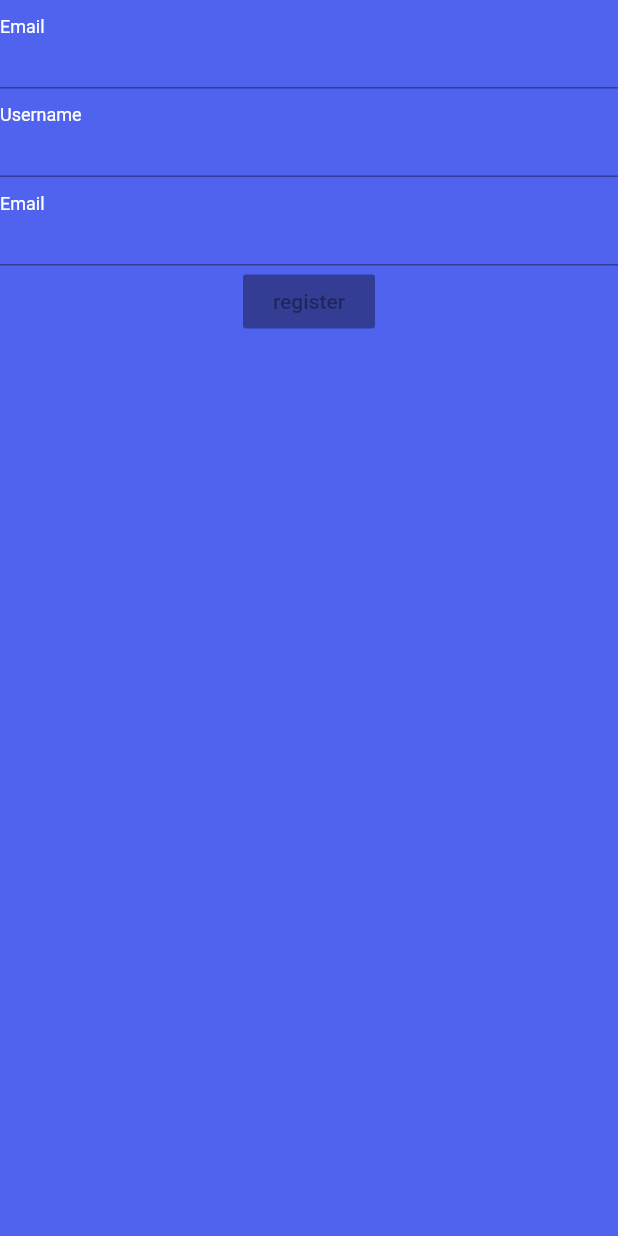
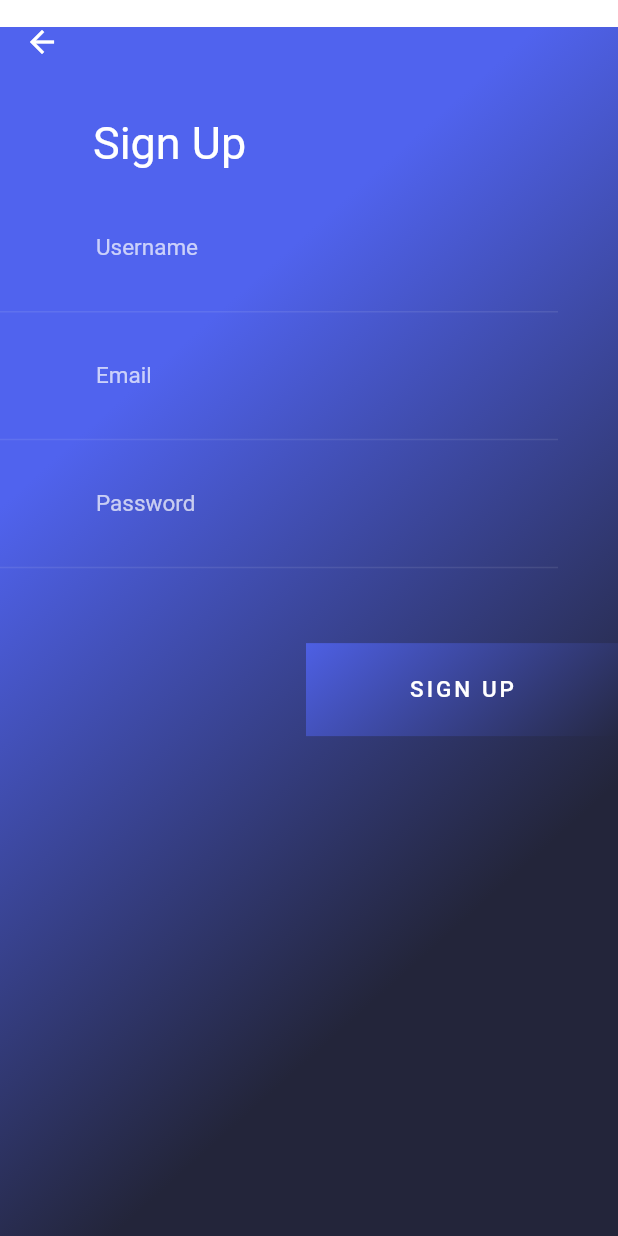
Before and after one commit to tiagocorreiaalmeida/exercise-tracker-app, a Flutter app: the screen it shows after launch, after a tap on "SIGN UP", on a phone screen of 412 x 824 dp. Run offline on Flutter 3.47's test engine with Material 2 defaults, Android fonts, the phone set to English and light mode, and no system bars; our stand-ins replace form_validator.

Commit message:
feat(auth-form): setup of auth form layout and logic

```diff
--- a/lib/screens/register/register_screen.dart
+++ b/lib/screens/register/register_screen.dart
@@ -1,4 +1,6 @@
 import 'package:flutter/material.dart';
+
+import '../../widgets/auth_screen.dart';
 
 class RegisterScreen extends StatefulWidget {
   static const routeName = "/register";
@@ -8,41 +10,18 @@ class RegisterScreen extends StatefulWidget {
 }
 
 class _RegisterScreenState extends State<RegisterScreen> {
+  void _onSubmit({
+    String email,
+    String password,
+    String username,
+  }) {
+    print("email: " + email);
+    print("password: " + password);
+    print("username: " + password);
+  }
+
   @override
   Widget build(BuildContext context) {
-    return Scaffold(
-      backgroundColor: Theme.of(context).primaryColor,
-      body: Container(
-        child: Form(
-            child: Column(
-          children: [
-            TextFormField(
-              keyboardType: TextInputType.emailAddress,
-              decoration: InputDecoration(
-                  labelText: 'Email',
-                  labelStyle: TextStyle(color: Colors.white),
-                  floatingLabelBehavior: FloatingLabelBehavior.always),
-            ),
-            TextFormField(
-              decoration: InputDecoration(
-                  labelText: 'Username',
-                  labelStyle: TextStyle(color: Colors.white),
-                  floatingLabelBehavior: FloatingLabelBehavior.always),
-            ),
-            TextFormField(
-              obscureText: true,
-              decoration: InputDecoration(
-                  labelText: 'Email',
-                  labelStyle: TextStyle(color: Colors.white),
-                  floatingLabelBehavior: FloatingLabelBehavior.always),
-            ),
-            RaisedButton(
-              onPressed: null,
-              child: Text("register"),
-            )
-          ],
-        )),
-      ),
-    );
+    return AuthScreen(onSubmit: _onSubmit);
   }
 }
--- /dev/null
+++ b/lib/utils/get_computed_line_height.dart
@@ -0,0 +1,3 @@
+double getComputedLineHeight(int fontSize, int lineHeight) {
+  return lineHeight / fontSize;
+}
--- /dev/null
+++ b/lib/widgets/auth_screen.dart
@@ -0,0 +1,244 @@
+import 'package:flutter/material.dart';
+import 'package:form_validator/form_validator.dart';
+
+import './button_gradient.dart';
+
+import '../utils/generate_hex_color.dart';
+import '../utils/get_computed_line_height.dart';
+
+class AuthScreen extends StatefulWidget {
+  final bool isLogin;
+  final void Function({String email, String password, String username})
+      onSubmit;
+
+  const AuthScreen({this.isLogin = false, this.onSubmit});
+
+  @override
+  _AuthScreenState createState() => _AuthScreenState();
+}
+
+class _AuthScreenState extends State<AuthScreen> {
+  final GlobalKey<FormState> _formKey = GlobalKey();
+  Map<String, String> _authData = {
+    'username': '',
+    'email': '',
+    'password': '',
+  };
+
+  void _onSubmit() {
+    if (!_formKey.currentState.validate()) {
+      // Invalid!
+      return;
+    }
+
+    _formKey.currentState.save();
+
+    widget.onSubmit(
+      email: _authData['email'],
+      password: _authData['password'],
+      username: _authData['username'],
+    );
+  }
+
+  @override
+  Widget build(BuildContext context) {
+    return Scaffold(
+      backgroundColor: Colors.transparent,
+      extendBodyBehindAppBar: true,
+      appBar: AppBar(
+        backgroundColor: Colors.transparent,
+        elevation: 0,
+        shadowColor: Colors.transparent,
+        leading: IconButton(
+          icon: Icon(Icons.arrow_back),
+          onPressed: () {
+            Navigator.of(context).pop();
+          },
+        ),
+      ),
+      body: SingleChildScrollView(
+        clipBehavior: Clip.none,
+        child: Container(
+          constraints:
+              BoxConstraints(minHeight: MediaQuery.of(context).size.height),
+          margin: EdgeInsets.only(
+            top: 18,
+          ),
+          decoration: BoxDecoration(
+            gradient: LinearGradient(
+              colors: [
+                Theme.of(context).primaryColor,
+                generateHexColor("#23253A"),
+              ],
+              transform: GradientRotation(315),
+            ),
+          ),
+          child: SafeArea(
+            child: Column(
+              children: [
+                Container(
+                  alignment: Alignment.topLeft,
+                  margin: EdgeInsets.only(
+                    left: 62,
+                    bottom: 8,
+                  ),
+                  child: Text(
+                    "Sign Up",
+                    style: TextStyle(
+                      color: Colors.white,
+                      fontSize: 30,
+                      height: getComputedLineHeight(30, 41),
+                    ),
+                  ),
+                ),
+                Container(
+                  margin: EdgeInsets.only(
+                    right: 40,
+                    bottom: 20,
+                  ),
+                  child: Form(
+                    key: _formKey,
+                    child: Column(
+                      children: [
+                        if (!widget.isLogin)
+                          AuthTextField(
+                            label: 'Username',
+                            inputType: TextInputType.name,
+                            onSaved: (value) {
+                              _authData['username'] = value;
+                            },
+                            validator: ValidationBuilder()
+                                .minLength(3)
+                                .maxLength(80)
+                                .build(),
+                          ),
+                        AuthTextField(
+                          label: 'Email',
+                          inputType: TextInputType.emailAddress,
+                          validator: ValidationBuilder().email().build(),
+                          onSaved: (value) {
+                            _authData['email'] = value;
+                          },
+                        ),
+                        AuthTextField(
+                          label: 'Password',
+                          obscureText: true,
+                          inputType: TextInputType.text,
+                          onSaved: (value) {
+                            _authData['password'] = value;
+                          },
+                          validator: ValidationBuilder()
+                              .minLength(6)
+                              .maxLength(40)
+                              .build(),
+                        ),
+                      ],
+                    ),
+                  ),
+                ),
+                SizedBox(
+                  height: 30,
+                ),
+                Align(
+                  alignment: Alignment.bottomRight,
+                  child: SizedBox(
+                    width: 208,
+                    child: ButtonGradient(text: "Sign Up", onPress: _onSubmit),
+                  ),
+                ),
+              ],
+            ),
+          ),
+        ),
+      ),
+    );
+  }
+}
+
+class AuthTextField extends StatefulWidget {
+  final String label;
+  final FormFieldValidator<String> validator;
+  final TextInputType inputType;
+  final bool obscureText;
+  final FormFieldSetter<String> onSaved;
+
+  const AuthTextField(
+      {@required this.label,
+      @required this.validator,
+      @required this.inputType,
+      this.obscureText = false,
+      this.onSaved});
+
+  @override
+  _AuthTextFieldState createState() => _AuthTextFieldState();
+}
+
+class _AuthTextFieldState extends State<AuthTextField> {
+  FocusNode _focusNode;
+
+  @override
+  void dispose() {
+    super.dispose();
+    _focusNode.dispose();
+  }
+
+  @override
+  void initState() {
+    super.initState();
+    _focusNode = new FocusNode();
+    _focusNode.addListener(_onOnFocusNodeEvent);
+  }
+
+  _onOnFocusNodeEvent() {
+    setState(() {
+      // Re-renders
+    });
+  }
+
+  UnderlineInputBorder get _border {
+    return UnderlineInputBorder(
+      borderSide: BorderSide(
+        color: Color.fromRGBO(233, 234, 242, .1),
+      ),
+    );
+  }
+
+  @override
+  Widget build(BuildContext context) {
+    return TextFormField(
+      focusNode: _focusNode,
+      obscureText: widget.obscureText,
+      keyboardType: widget.inputType,
+      style: TextStyle(
+        color: Colors.white,
+        fontSize: 15,
+        height: getComputedLineHeight(15, 18),
+        decoration: TextDecoration.none,
+      ),
+      validator: widget.validator,
+      onSaved: widget.onSaved,
+      decoration: InputDecoration(
+        contentPadding: EdgeInsets.only(
+          top: 26,
+          bottom: 26,
+          left: 64,
+          right: 29,
+        ),
+        filled: _focusNode.hasFocus,
+        fillColor: Color.fromRGBO(233, 234, 242, .1),
+        border: _border,
+        disabledBorder: _border,
+        enabledBorder: _border,
+        errorBorder: _border,
+        focusedBorder: _border,
+        focusedErrorBorder: _border,
+        labelText: widget.label,
+        labelStyle: TextStyle(
+          color: Color.fromRGBO(255, 255, 255, 0.7),
+          fontSize: 15,
+          height: getComputedLineHeight(15, 18),
+        ),
+      ),
+    );
+  }
+}
--- /dev/null
+++ b/lib/widgets/button_gradient.dart
@@ -0,0 +1,38 @@
+import 'package:flutter/material.dart';
+
+import '../utils/generate_hex_color.dart';
+
+class ButtonGradient extends StatelessWidget {
+  final String text;
+  final Function onPress;
+
+  const ButtonGradient({@required this.text, @required this.onPress});
+
+  @override
+  Widget build(BuildContext context) {
+    return Container(
+      margin: EdgeInsets.only(bottom: 2),
+      decoration: BoxDecoration(
+        gradient: LinearGradient(
+          colors: [
+            generateHexColor("#5063EE"),
+            generateHexColor("#23253A"),
+          ],
+          transform: GradientRotation(315),
+        ),
+      ),
+      child: FlatButton(
+        padding: EdgeInsets.symmetric(vertical: 22),
+        onPressed: onPress,
+        child: Text(
+          text.toUpperCase(),
+          style: TextStyle(
+            color: Colors.white,
+            fontSize: 15,
+            letterSpacing: 2,
+          ),
+        ),
+      ),
+    );
+  }
+}
--- a/pubspec.yaml
+++ b/pubspec.yaml
@@ -27,6 +27,7 @@ dependencies:
   # The following adds the Cupertino Icons font to your application.
   # Use with the CupertinoIcons class for iOS style icons.
   cupertino_icons: ^1.0.0
+  form_validator: ">=0.1.1 <2.0.0"
 
 dev_dependencies:
   flutter_test:
```
Also changed, not shown: pubspec.lock.
